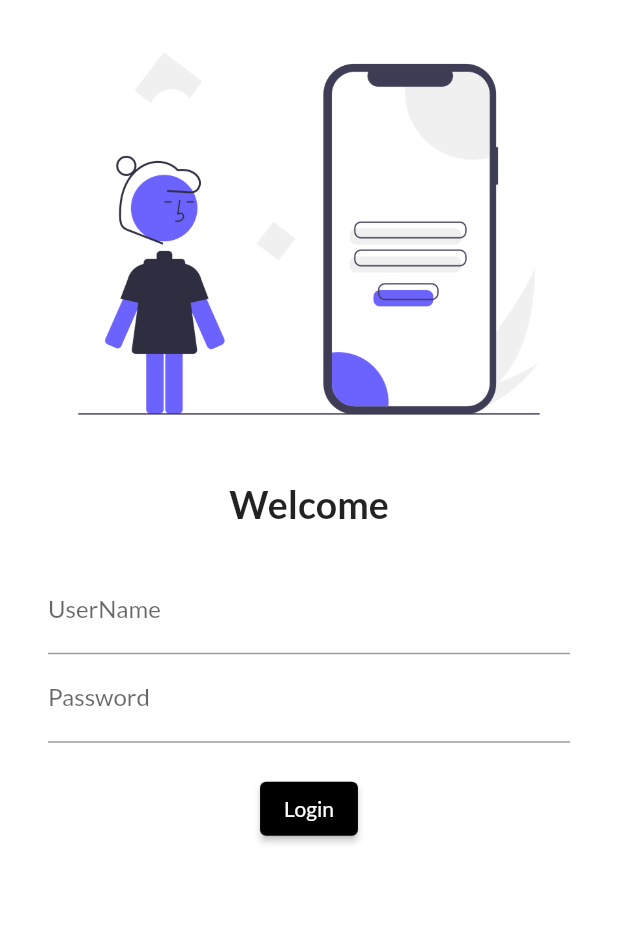
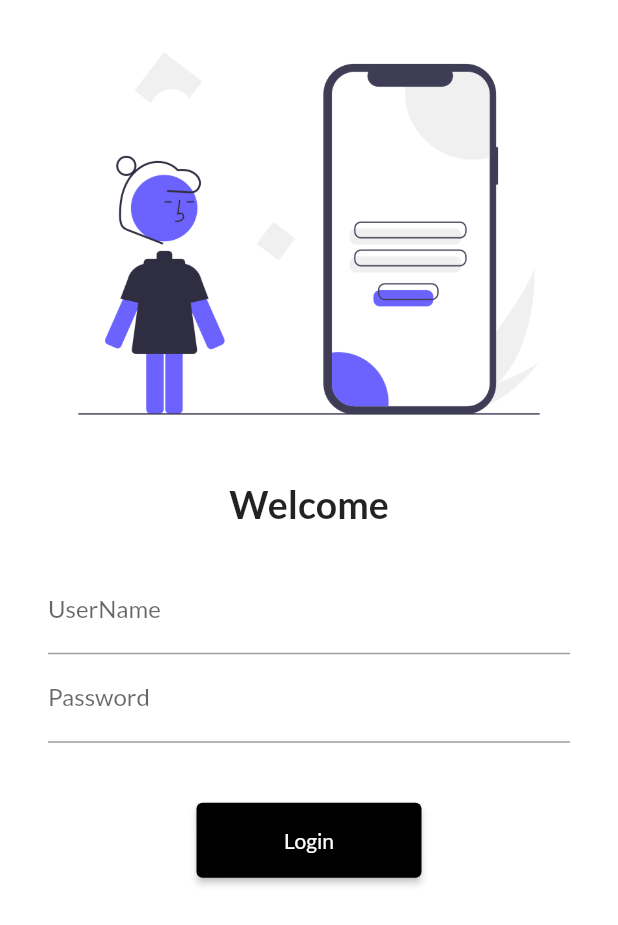
Before and after one commit to SohendarRana/FlutterCatalog_App, a Flutter app: the screen it shows after launch, on a phone screen of 412 x 824 dp. Shown: the top 925 px of the screen. Run offline on Flutter 3.47's test engine with Material 2 defaults, Android fonts, the phone set to English and light mode, and no system bars; our stand-ins replace google_fonts.

Commit message:
day 5 completed

```diff
--- a/lib/main.dart
+++ b/lib/main.dart
@@ -1,6 +1,7 @@
 import 'package:flutter/material.dart';
 import 'package:flutter_application_1/pages/homepage.dart';
 import 'package:flutter_application_1/pages/login_page.dart';
+import 'package:flutter_application_1/utils/routes.dart';
 import 'package:google_fonts/google_fonts.dart';
 
 void main() {
@@ -21,8 +22,8 @@ class MyApp extends StatelessWidget {
       initialRoute: "/login",
       routes: {
         "/": (context) => LoginPage(),
-        "/home": (context) => HomePage(),
-        "/login": (context) => LoginPage(),
+        MyRoutes.homepage: (context) => HomePage(),
+        MyRoutes.loginpage: (context) => LoginPage()
       },
     );
   }
--- a/lib/pages/login_page.dart
+++ b/lib/pages/login_page.dart
@@ -2,12 +2,15 @@
 import 'dart:ui';
 
 import 'package:flutter/material.dart';
+
+import '../utils/routes.dart';
 
 class LoginPage extends StatelessWidget {
   @override
   Widget build(BuildContext context) {
     return Material(
       color: Colors.white,
+      child: SingleChildScrollView(
         child: Column(
           children: [
             Image.asset(
@@ -39,15 +42,15 @@ class LoginPage extends StatelessWidget {
                         hintText: "Enter Password", labelText: "Password"),
                   ),
                   SizedBox(
-                  height: 20,
+                    height: 40,
                   ),
                   ElevatedButton(
                     child: Text("Login"),
                     style: TextButton.styleFrom(
                         backgroundColor: Colors.black,
-                  ),
+                        minimumSize: Size(150, 50)),
                     onPressed: () {
-                    print("Hii code pure");
+                      Navigator.pushNamed(context, MyRoutes.homepage);
                     },
                   ),
                 ],
@@ -55,6 +58,7 @@ class LoginPage extends StatelessWidget {
             ),
           ],
         ),
+      ),
     );
   }
 }
--- /dev/null
+++ b/lib/utils/routes.dart
@@ -0,0 +1,4 @@
+class MyRoutes {
+  static String loginpage = "/login";
+  static String homepage = "/home";
+}
```
Lines whose indentation alone changed are shown as unchanged.
